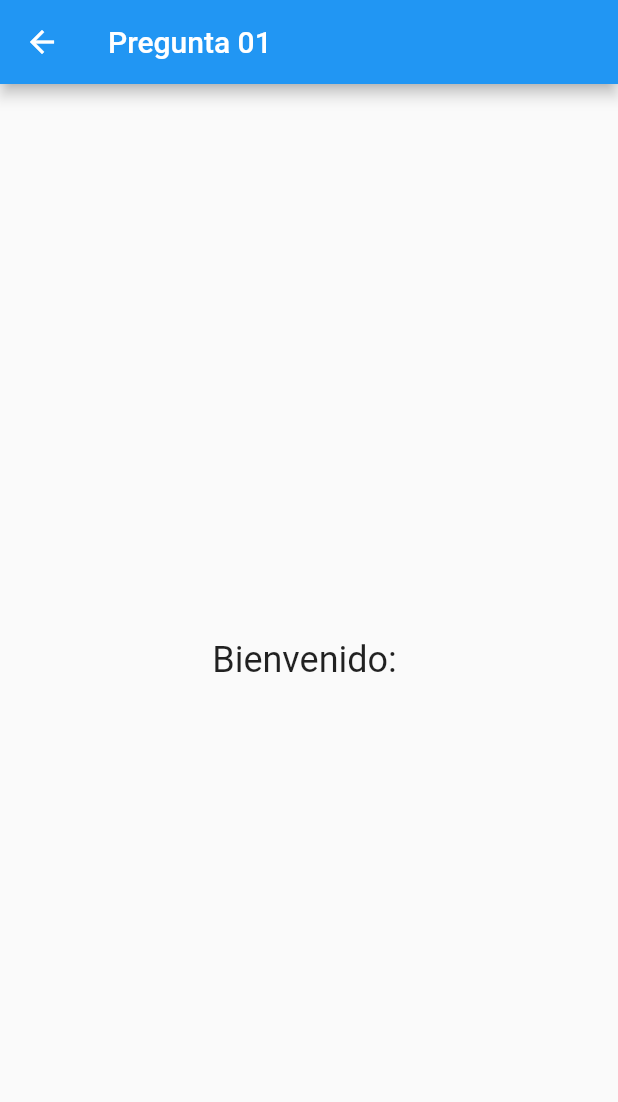
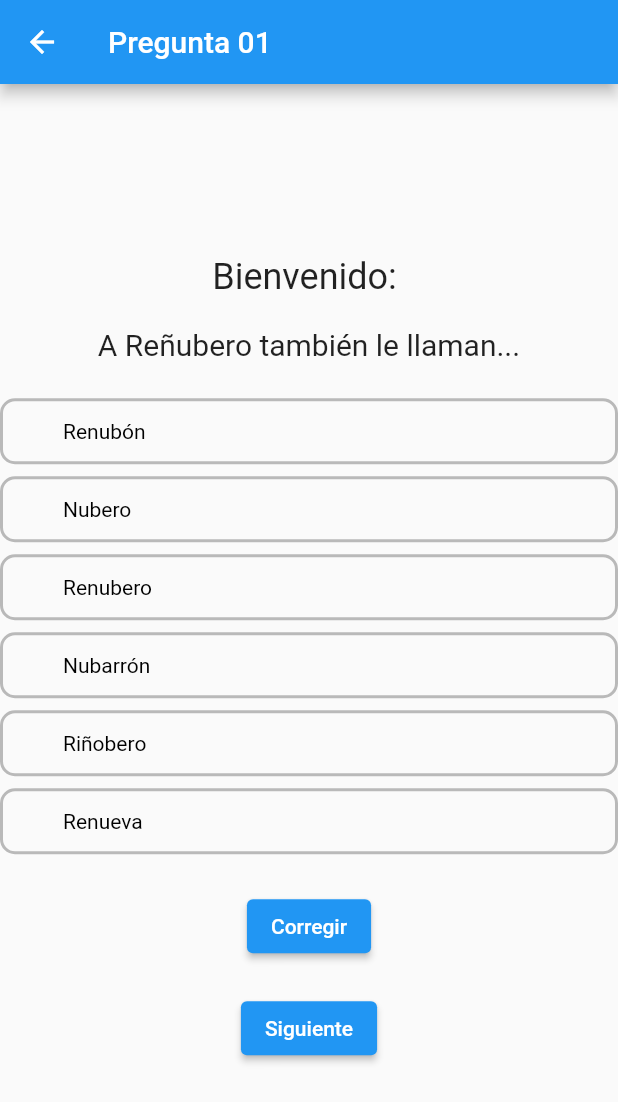
Before and after one commit to lferng17/aplicacion_cele, a Flutter app: the Question01 screen opened directly, on a phone screen of 412 x 824 dp. Shown: the top 1102 px of the screen. Run offline on Flutter 3.47's test engine with Material 2 defaults, Android fonts, the phone set to English and light mode, and no system bars; our stand-ins replace cloud_firestore, firebase_auth, firebase_core, fluttertoast; missing offline and left inert: dart:ffi; accounts and stored records are empty.

Commit message:
Pregunta 01 Ok

```diff
--- a/lib/screens/home.dart
+++ b/lib/screens/home.dart
@@ -67,7 +67,7 @@ class _HomeState extends State<Home> {
           String email = nameController.text +
               codeController.text +
               (Random().nextInt(90) + 10).toString() +
-              "@gmail.com";
+              "@appcele.com";
           String password = nameController.text + codeController.text;
           signUpStudent(email, password);
         },
--- a/lib/screens/questions/question_01.dart
+++ b/lib/screens/questions/question_01.dart
@@ -1,7 +1,7 @@
+import 'package:aplicacion_cele/screens/questions/question_02.dart';
 import 'package:cloud_firestore/cloud_firestore.dart';
 import 'package:firebase_auth/firebase_auth.dart';
 import 'package:flutter/material.dart';
-import 'package:aplicacion_cele/screens/waitingPage.dart';
 
 import '../../models/student_model.dart';
 
@@ -10,14 +10,26 @@ class Question01 extends StatefulWidget {
 
   @override
   _Question01State createState() => _Question01State();
-
 }
 
 class _Question01State extends State<Question01> {
-
-
   // user
   StudentModel loggedInStudent = StudentModel();
+  // Pregunta
+  String question = 'A Reñubero también le llaman...';
+  // Respuestas
+  String renubon = 'Renubón';
+  String nubero = 'Nubero';
+  String renubero = 'Renubero';
+  String nubarron = 'Nubarrón';
+  String rinobero = 'Riñobero';
+  String renueva = 'Renueva';
+
+  List<String> selectedAnswers = [];
+  List<String> correctAnswers = ['Nubero', 'Renubero', 'Riñobero'];
+  bool showResults = false;
+  bool isCorrectionEnabled =
+      true; //Variable para bloquear las respuestas despues de corregir
 
   @override
   void initState() {
@@ -36,24 +48,129 @@ class _Question01State extends State<Question01> {
     }
   }
 
-
   @override
   Widget build(BuildContext context) {
-
-
     return Scaffold(
       appBar: AppBar(
         title: Text('Pregunta 01'),
       ),
       body: Center(
-        child: Text(
-          'Bienvenido: ',
-          style: TextStyle(fontSize: 24),
+        child: Column(
+          mainAxisAlignment: MainAxisAlignment.center,
+          children: [
+            Text(
+              'Bienvenido: ' + loggedInStudent.alias.toString(),
+              style: TextStyle(fontSize: 24),
+            ),
+            SizedBox(height: 20),
+            Text(
+              question,
+              style: TextStyle(fontSize: 20),
+            ),
+            SizedBox(height: 20),
+            Column(
+              children: [
+                buildAnswerOption(renubon),
+                buildAnswerOption(nubero),
+                buildAnswerOption(renubero),
+                buildAnswerOption(nubarron),
+                buildAnswerOption(rinobero),
+                buildAnswerOption(renueva),
+              ],
+            ),
+            SizedBox(height: 20),
+            ElevatedButton(
+              onPressed: () {
+                setState(() {
+                  showResults = true;
+                  isCorrectionEnabled = false; //Bloquear respuestas
+                });
+              },
+              child: Text('Corregir'),
+            ),
+            SizedBox(height: 20),
+            ElevatedButton(
+              onPressed: () {
+                setState(() {
+                  Navigator.push(
+                    context,
+                    MaterialPageRoute(
+                      builder: (context) => Question02(),
+                    ),
+                  );
+                });
+              },
+              child: Text('Siguiente'),
+            ),
+          ],
         ),
       ),
     );
   }
 
+  Widget buildAnswerOption(String answer) {
+    bool isSelected = selectedAnswers.contains(answer);
+    bool isCorrect = correctAnswers.contains(answer);
 
+    Color borderColor;
+    IconData? iconData;
 
+    if (showResults) {
+      if (isSelected && isCorrect) {
+        borderColor = Colors.green;
+        iconData = Icons.check;
+      } else if (isSelected && !isCorrect) {
+        borderColor = Colors.red;
+        iconData = Icons.cancel;
+      } else if (!isSelected && isCorrect) {
+        borderColor = Colors.green;
+      } else {
+        borderColor = Colors.black26;
+      }
+    } else {
+      borderColor = isSelected ? Colors.green : Colors.black26;
+    }
+
+    return Padding(
+      padding: EdgeInsets.symmetric(vertical: 4.0),
+      child: Container(
+        decoration: BoxDecoration(
+          border: Border.all(
+            color: borderColor,
+            width: 2.0,
+          ),
+          borderRadius: BorderRadius.circular(10.0),
+        ),
+        child: InkWell(
+          onTap: () {
+            if (isCorrectionEnabled) {
+              setState(() {
+                if (isSelected) {
+                  selectedAnswers.remove(answer);
+                } else {
+                  selectedAnswers.add(answer);
+                }
+              });
+            }
+          },
+          child: Padding(
+            padding: EdgeInsets.all(8.0),
+            child: Row(
+              children: [
+                Icon(
+                  iconData,
+                  color: borderColor,
+                ),
+                SizedBox(width: 8.0),
+                Text(
+                  answer,
+                  style: TextStyle(color: Colors.black),
+                ),
+              ],
+            ),
+          ),
+        ),
+      ),
+    );
+  }
 }
```
